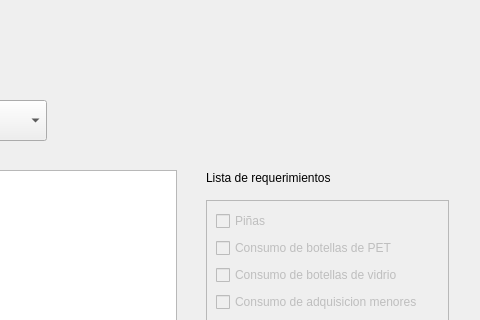
This is interfaces/ventanas_abastecimiento/Ingreso_datos_abastecimiento.ui in EscuelaProyectosPOO/simulacion as Qt 5 draws it before an edit; both pictures show x 694 to 1174 and y 0 to 320 of the 1174 by 594 pixel window. The edited form follows.
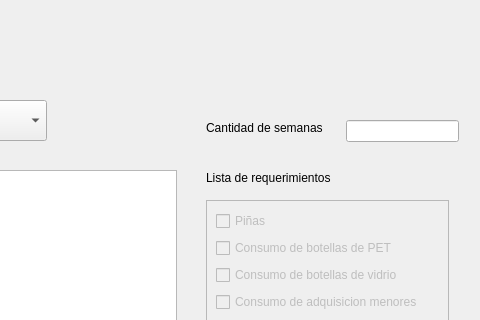
This is the edited form.

```diff
--- a/interfaces/ventanas_abastecimiento/Ingreso_datos_abastecimiento.ui
+++ b/interfaces/ventanas_abastecimiento/Ingreso_datos_abastecimiento.ui
@@ -283,6 +283,29 @@
     <string>Iniciar simulación</string>
    </property>
   </widget>
+  <widget class="QLineEdit" name="iteraciones">
+   <property name="geometry">
+    <rect>
+     <x>1040</x>
+     <y>120</y>
+     <width>113</width>
+     <height>22</height>
+    </rect>
+   </property>
+  </widget>
+  <widget class="QLabel" name="label_3">
+   <property name="geometry">
+    <rect>
+     <x>900</x>
+     <y>120</y>
+     <width>131</width>
+     <height>16</height>
+    </rect>
+   </property>
+   <property name="text">
+    <string>Cantidad de semanas</string>
+   </property>
+  </widget>
  </widget>
  <resources/>
  <connections/>
```
